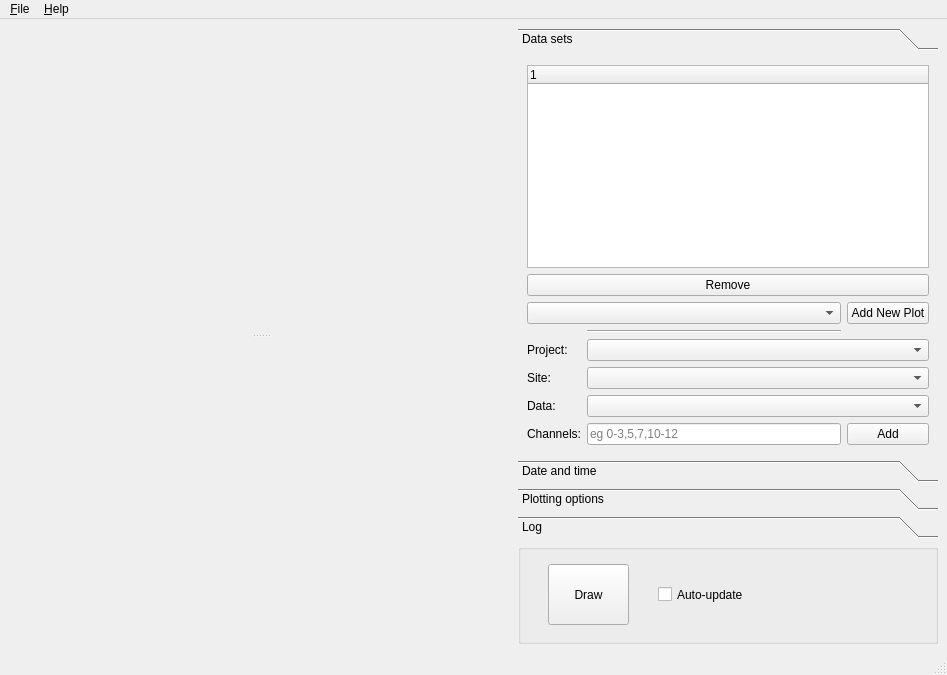
The window that auroraplot/gui/auroraplot_dataviewer.ui (stevemarple/auroraplot) describes before a commit, drawn with Qt 5.
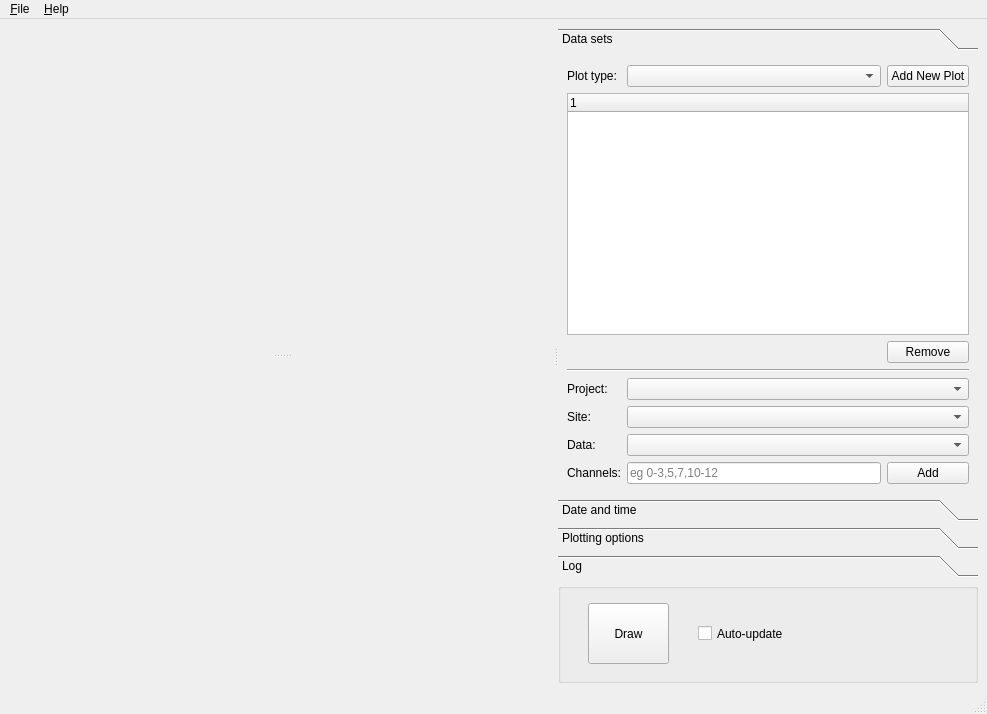
The same window after the commit. Icons and pictures are not drawn.

What changed in the file:
```diff
--- a/auroraplot/gui/auroraplot_dataviewer.ui
+++ b/auroraplot/gui/auroraplot_dataviewer.ui
@@ -6,8 +6,8 @@
    <rect>
     <x>0</x>
     <y>0</y>
-    <width>947</width>
-    <height>675</height>
+    <width>987</width>
+    <height>714</height>
    </rect>
   </property>
   <property name="windowTitle">
@@ -30,8 +30,12 @@
      <verstretch>1</verstretch>
     </sizepolicy>
    </property>
-   <layout class="QHBoxLayout" name="horizontalLayout">
-    <item>
+   <layout class="QGridLayout" name="gridLayout_4">
+    <item row="0" column="0">
+     <widget class="QSplitter" name="splitter_2">
+      <property name="orientation">
+       <enum>Qt::Horizontal</enum>
+      </property>
      <widget class="QSplitter" name="splitter">
       <property name="sizePolicy">
        <sizepolicy hsizetype="Preferred" vsizetype="Expanding">
@@ -49,8 +53,7 @@
        <layout class="QVBoxLayout" name="verticalLayout_4"/>
       </widget>
      </widget>
-    </item>
-    <item>
+      <widget class="QWidget" name="">
      <layout class="QVBoxLayout" name="verticalLayout" stretch="0,0">
       <property name="spacing">
        <number>6</number>
@@ -71,7 +74,7 @@
         </property>
         <property name="maximumSize">
          <size>
-          <width>420</width>
+            <width>1000</width>
           <height>16777215</height>
          </size>
         </property>
@@ -84,58 +87,72 @@
            <x>0</x>
            <y>0</y>
            <width>420</width>
-           <height>374</height>
+             <height>413</height>
           </rect>
          </property>
          <attribute name="label">
           <string>Data sets</string>
          </attribute>
          <layout class="QGridLayout" name="gridLayout">
-          <item row="4" column="1" colspan="2">
-           <widget class="QComboBox" name="projectBox"/>
+            <item row="7" column="0">
+             <widget class="QLabel" name="label_5">
+              <property name="text">
+               <string>Site:</string>
+              </property>
+             </widget>
           </item>
           <item row="6" column="1" colspan="2">
-           <widget class="QComboBox" name="methodBox"/>
-          </item>
-          <item row="6" column="0">
-           <widget class="QLabel" name="label_7">
-            <property name="text">
-             <string>Data:</string>
-            </property>
-           </widget>
-          </item>
-          <item row="7" column="2">
+             <widget class="QComboBox" name="projectBox"/>
+            </item>
+            <item row="9" column="2">
            <widget class="QPushButton" name="addDatasetButton">
             <property name="text">
              <string>Add</string>
             </property>
            </widget>
           </item>
-          <item row="5" column="1" colspan="2">
-           <widget class="QComboBox" name="siteBox">
-            <property name="sizePolicy">
-             <sizepolicy hsizetype="Expanding" vsizetype="Fixed">
-              <horstretch>0</horstretch>
-              <verstretch>0</verstretch>
-             </sizepolicy>
-            </property>
-           </widget>
-          </item>
-          <item row="2" column="2">
-           <widget class="QPushButton" name="addPlotButton">
+            <item row="9" column="0">
+             <widget class="QLabel" name="label_6">
             <property name="text">
-             <string>Add New Plot</string>
+               <string>Channels:</string>
             </property>
            </widget>
           </item>
-          <item row="7" column="1">
+            <item row="9" column="1">
            <widget class="QLineEdit" name="channelsLineEdit">
             <property name="placeholderText">
              <string>eg 0-3,5,7,10-12</string>
             </property>
            </widget>
           </item>
-          <item row="4" column="0">
+            <item row="7" column="1" colspan="2">
+             <widget class="QComboBox" name="siteBox">
+              <property name="sizePolicy">
+               <sizepolicy hsizetype="Expanding" vsizetype="Fixed">
+                <horstretch>0</horstretch>
+                <verstretch>0</verstretch>
+               </sizepolicy>
+              </property>
+             </widget>
+            </item>
+            <item row="8" column="0">
+             <widget class="QLabel" name="label_7">
+              <property name="text">
+               <string>Data:</string>
+              </property>
+             </widget>
+            </item>
+            <item row="8" column="1" colspan="2">
+             <widget class="QComboBox" name="methodBox"/>
+            </item>
+            <item row="5" column="0" colspan="3">
+             <widget class="Line" name="line">
+              <property name="orientation">
+               <enum>Qt::Horizontal</enum>
+              </property>
+             </widget>
+            </item>
+            <item row="6" column="0">
            <widget class="QLabel" name="label_4">
             <property name="text">
              <string>Project:</string>
@@ -143,16 +160,6 @@
            </widget>
           </item>
           <item row="1" column="0" colspan="3">
-           <widget class="QPushButton" name="removeDatasetButton">
-            <property name="text">
-             <string>Remove</string>
-            </property>
-           </widget>
-          </item>
-          <item row="2" column="0" colspan="2">
-           <widget class="QComboBox" name="plotTypeBox"/>
-          </item>
-          <item row="0" column="0" colspan="3">
            <widget class="QTreeWidget" name="plotsTreeWidget">
             <column>
              <property name="text">
@@ -161,24 +168,27 @@
             </column>
            </widget>
           </item>
-          <item row="5" column="0">
-           <widget class="QLabel" name="label_5">
+            <item row="2" column="2">
+             <widget class="QPushButton" name="removeDatasetButton">
             <property name="text">
-             <string>Site:</string>
+               <string>Remove</string>
             </property>
            </widget>
           </item>
-          <item row="7" column="0">
-           <widget class="QLabel" name="label_6">
+            <item row="0" column="1">
+             <widget class="QComboBox" name="plotTypeBox"/>
+            </item>
+            <item row="0" column="0">
+             <widget class="QLabel" name="label_8">
             <property name="text">
-             <string>Channels:</string>
+               <string>Plot type:</string>
             </property>
            </widget>
           </item>
-          <item row="3" column="1">
-           <widget class="Line" name="line">
-            <property name="orientation">
-             <enum>Qt::Horizontal</enum>
+            <item row="0" column="2">
+             <widget class="QPushButton" name="addPlotButton">
+              <property name="text">
+               <string>Add New Plot</string>
             </property>
            </widget>
           </item>
@@ -426,7 +436,7 @@
         </property>
         <property name="maximumSize">
          <size>
-          <width>420</width>
+            <width>1000</width>
           <height>100</height>
          </size>
         </property>
@@ -467,6 +477,8 @@
        </widget>
       </item>
      </layout>
+      </widget>
+     </widget>
     </item>
    </layout>
   </widget>
@@ -475,7 +487,7 @@
     <rect>
      <x>0</x>
      <y>0</y>
-     <width>947</width>
+     <width>987</width>
      <height>30</height>
     </rect>
    </property>
```
Left out of the diff: 11 changed lines with no effect on the pictures. Lines whose indentation alone changed are shown as unchanged.
